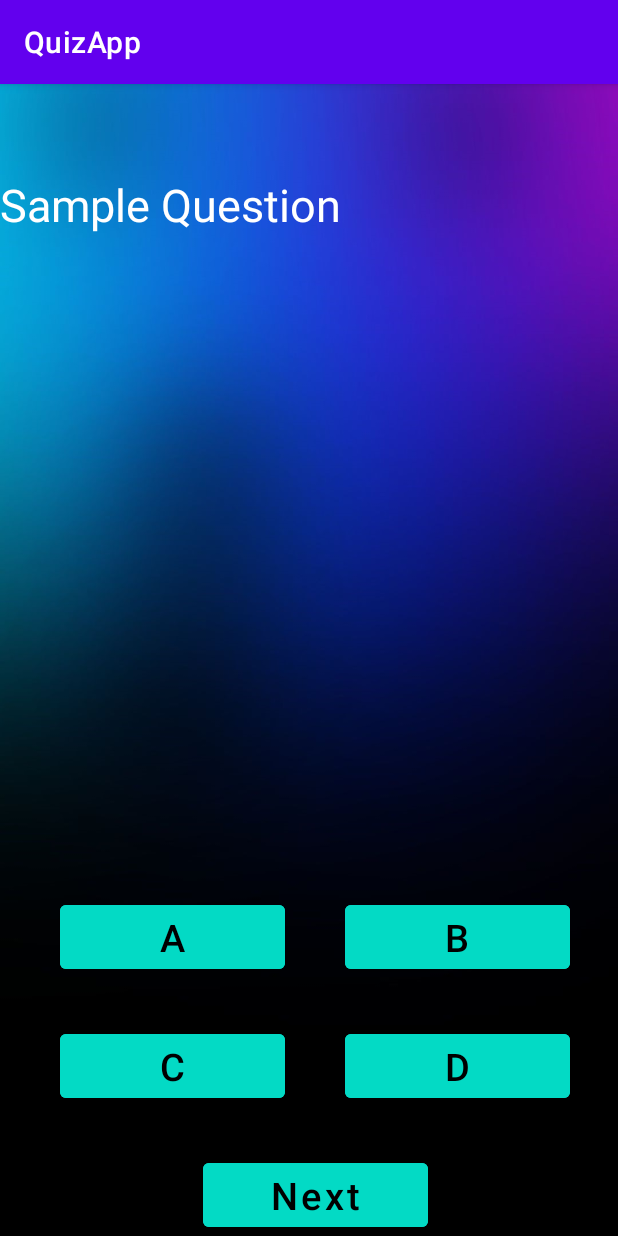
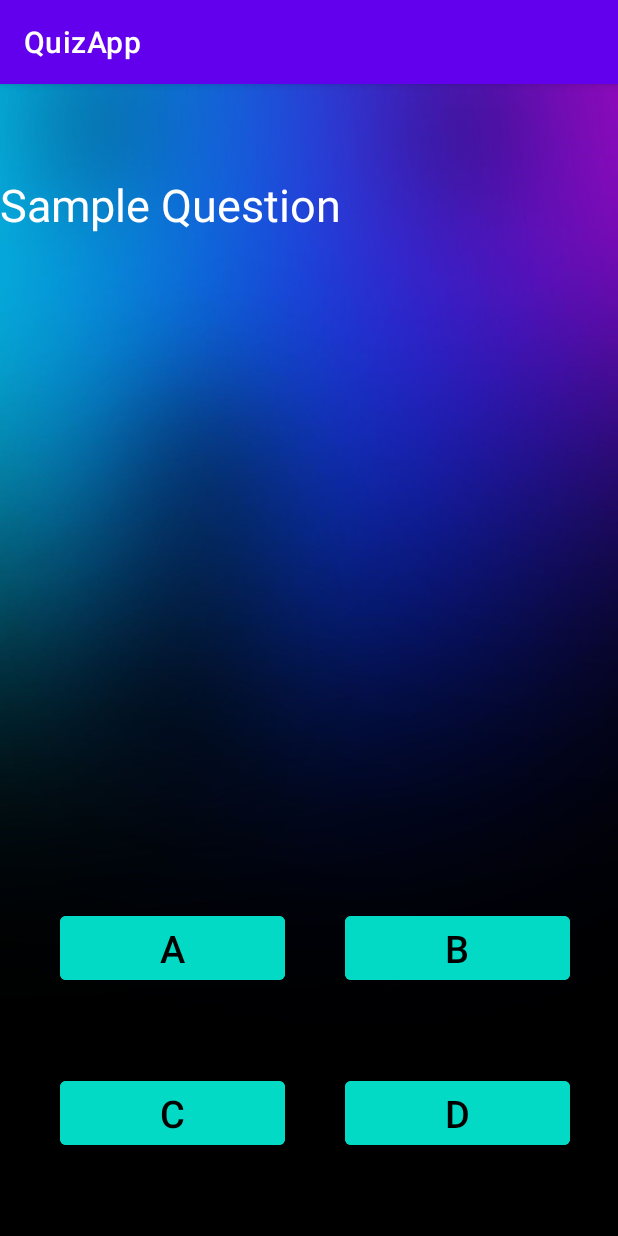
Before and after one commit to sekhar76405/AndRoiD_deV, an Android app: the QuestionActivity screen opened directly, with no data from a screen before it, on a phone screen of 412 x 824 dp. Run offline under Robolectric (Android 15) with nearby library versions, the phone set to English and light mode, and no system bars.

Commit message:
removed next button in question.xml

```diff
--- a/QuizApp/app/src/main/res/layout/activity_question.xml
+++ b/QuizApp/app/src/main/res/layout/activity_question.xml
@@ -69,17 +69,5 @@
                 android:textColor="@color/black"
                 android:textSize="25sp" />
         </LinearLayout>
-    <Button
-        android:id="@+id/next_btn"
-        android:layout_width="150dp"
-        android:layout_height="wrap_content"
-        android:layout_marginLeft="40dp"
-        android:backgroundTint="@color/teal_200"
-        android:text="Next"
-        android:textAllCaps="false"
-        android:layout_gravity="center_horizontal"
-        android:layout_marginRight="35dp"
-        android:textColor="@color/black"
-        android:textSize="25sp" />
 
 </LinearLayout>
```
